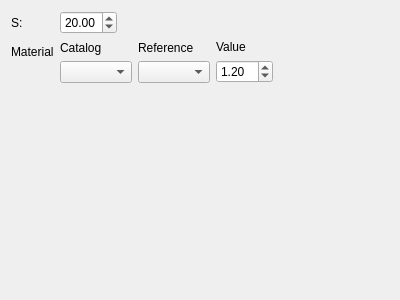
This is freecad/pyoptools/GUI/PentaPrism.ui in cihologramas/freecad-pyoptools as Qt 5 draws it before an edit. The edited form follows.
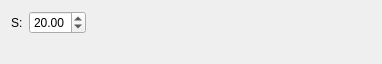
This is the edited form.

Commit message:
All the dialogs to insert objects use now placementWidget and materialWidget
Code was added to be able to reuse custom widgets in the components dialogs. It mus be working now.

Patch:
```diff
--- a/freecad/pyoptools/GUI/PentaPrism.ui
+++ b/freecad/pyoptools/GUI/PentaPrism.ui
@@ -6,8 +6,8 @@
    <rect>
     <x>0</x>
     <y>0</y>
-    <width>400</width>
-    <height>300</height>
+    <width>382</width>
+    <height>64</height>
    </rect>
   </property>
   <property name="windowTitle">
@@ -36,69 +36,6 @@
        </property>
       </widget>
      </item>
-     <item row="1" column="0">
-      <widget class="QLabel" name="label_5">
-       <property name="text">
-        <string>Material</string>
-       </property>
-      </widget>
-     </item>
-     <item row="1" column="1">
-      <layout class="QHBoxLayout" name="horizontalLayout_2">
-       <item>
-        <layout class="QVBoxLayout" name="verticalLayout_4">
-         <item>
-          <widget class="QLabel" name="label_8">
-           <property name="text">
-            <string>Catalog</string>
-           </property>
-          </widget>
-         </item>
-         <item>
-          <widget class="QComboBox" name="Catalog"/>
-         </item>
-        </layout>
-       </item>
-       <item>
-        <layout class="QVBoxLayout" name="verticalLayout_5">
-         <item>
-          <widget class="QLabel" name="label_9">
-           <property name="text">
-            <string>Reference</string>
-           </property>
-          </widget>
-         </item>
-         <item>
-          <widget class="QComboBox" name="Reference"/>
-         </item>
-        </layout>
-       </item>
-       <item>
-        <layout class="QVBoxLayout" name="verticalLayout_2">
-         <item>
-          <widget class="QLabel" name="label_6">
-           <property name="text">
-            <string>Value</string>
-           </property>
-          </widget>
-         </item>
-         <item>
-          <widget class="QDoubleSpinBox" name="Value">
-           <property name="minimum">
-            <double>1.000000000000000</double>
-           </property>
-           <property name="singleStep">
-            <double>0.100000000000000</double>
-           </property>
-           <property name="value">
-            <double>1.200000000000000</double>
-           </property>
-          </widget>
-         </item>
-        </layout>
-       </item>
-      </layout>
-     </item>
     </layout>
    </item>
   </layout>
```
The commit also changes 26 other files.
